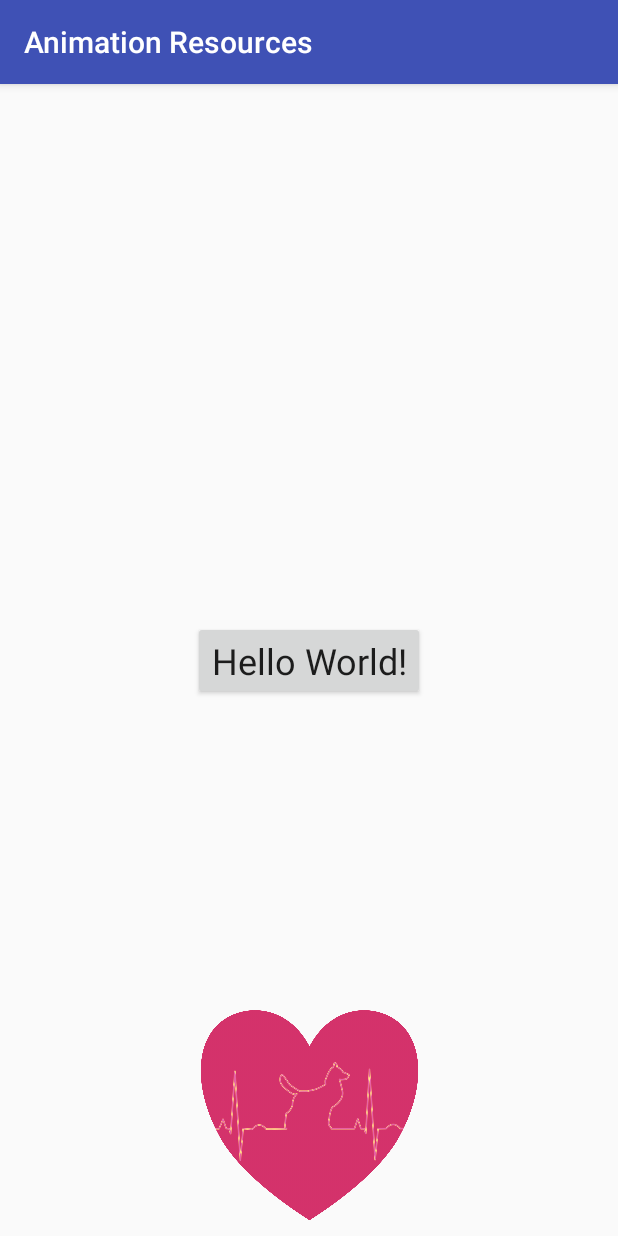
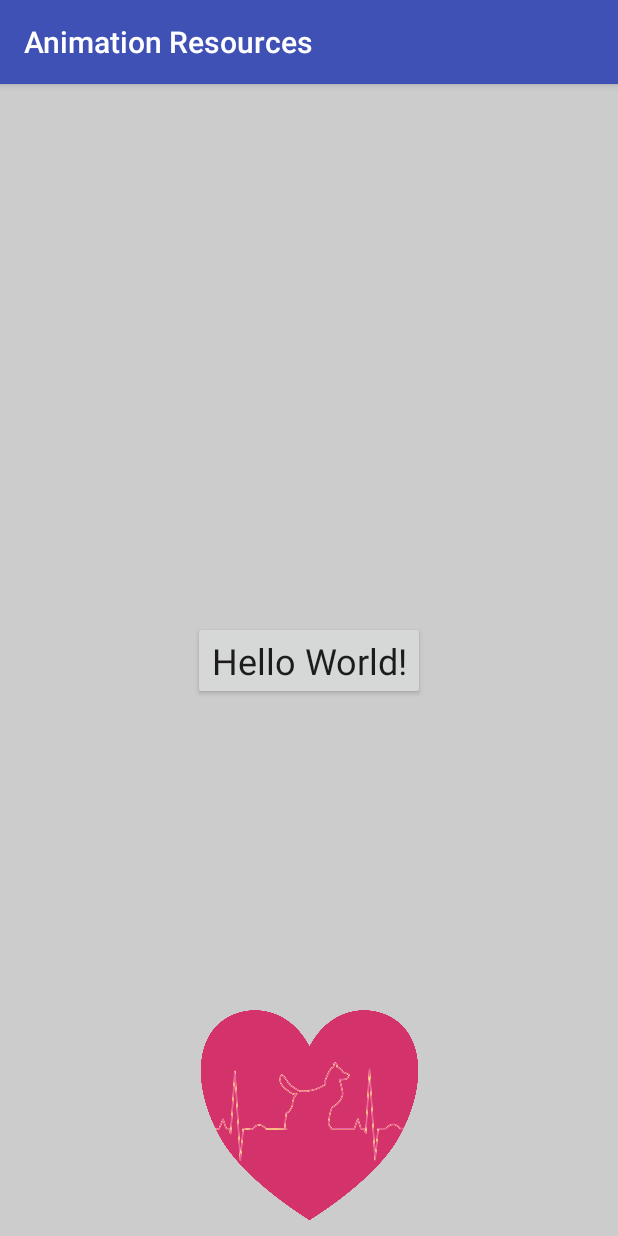
Before and after one commit to bendaniel10/ud-Animation-Resources, an Android app: the screen it shows after launch (MainActivity), after a tap on "Hello World!", on a phone screen of 412 x 824 dp. Run offline under Robolectric (Android 15) with nearby library versions, the phone set to English and light mode, and no system bars.

Commit message:
Added assignment answer

```diff
--- a/app/src/main/java/me/mehdi/animationresources/MainActivity.java
+++ b/app/src/main/java/me/mehdi/animationresources/MainActivity.java
@@ -1,5 +1,6 @@
 package me.mehdi.animationresources;
 
+import android.support.constraint.ConstraintLayout;
 import android.support.v7.app.AppCompatActivity;
 import android.os.Bundle;
 import android.view.View;
@@ -12,6 +13,7 @@ public class MainActivity extends AppCompatActivity {
 
     Button startButton;
     ImageView heartImage;
+    ConstraintLayout rootLayout;
 
     @Override
     protected void onCreate(Bundle savedInstanceState) {
@@ -20,15 +22,18 @@ public class MainActivity extends AppCompatActivity {
 
         startButton = findViewById(R.id.start);
         heartImage = findViewById(R.id.heart);
+        rootLayout = findViewById(R.id.root);
 
         startButton.setOnClickListener(new View.OnClickListener() {
             @Override
             public void onClick(View v) {
                 Animation animation1 = AnimationUtils.loadAnimation(MainActivity.this, R.anim.animate_one);
                 Animation animation2 = AnimationUtils.loadAnimation(MainActivity.this, R.anim.animate_two);
+                Animation rootAnim = AnimationUtils.loadAnimation(MainActivity.this, R.anim.animate_root);
 
                 v.startAnimation(animation1);
                 heartImage.startAnimation(animation2);
+                rootLayout.startAnimation(rootAnim);
             }
         });
 
--- /dev/null
+++ b/app/src/main/res/anim/animate_root.xml
@@ -0,0 +1,7 @@
+<?xml version="1.0" encoding="utf-8"?>
+<set xmlns:android="http://schemas.android.com/apk/res/android" android:duration="3000">
+ <scale android:fromXScale="100%" android:fromYScale="100%" android:toXScale="0" android:toYScale="0"/>
+    <rotate android:pivotX="50%" android:pivotY="50%" android:fromDegrees="0" android:toDegrees="-2000"/>
+    <alpha android:fromAlpha="1" android:toAlpha="0"/>
+
+</set>
--- a/app/src/main/res/layout/activity_main.xml
+++ b/app/src/main/res/layout/activity_main.xml
@@ -2,16 +2,18 @@
 <android.support.constraint.ConstraintLayout xmlns:android="http://schemas.android.com/apk/res/android"
     xmlns:app="http://schemas.android.com/apk/res-auto"
     xmlns:tools="http://schemas.android.com/tools"
+    android:id="@+id/root"
     android:layout_width="match_parent"
     android:layout_height="match_parent"
+    android:background="#ccc"
     tools:context=".MainActivity">
 
     <Button
         android:id="@+id/start"
-        android:textAppearance="@style/TextAppearance.AppCompat.Headline"
         android:layout_width="wrap_content"
         android:layout_height="wrap_content"
         android:text="Hello World!"
+        android:textAppearance="@style/TextAppearance.AppCompat.Headline"
         app:layout_constraintBottom_toBottomOf="parent"
         app:layout_constraintLeft_toLeftOf="parent"
         app:layout_constraintRight_toRightOf="parent"
```
